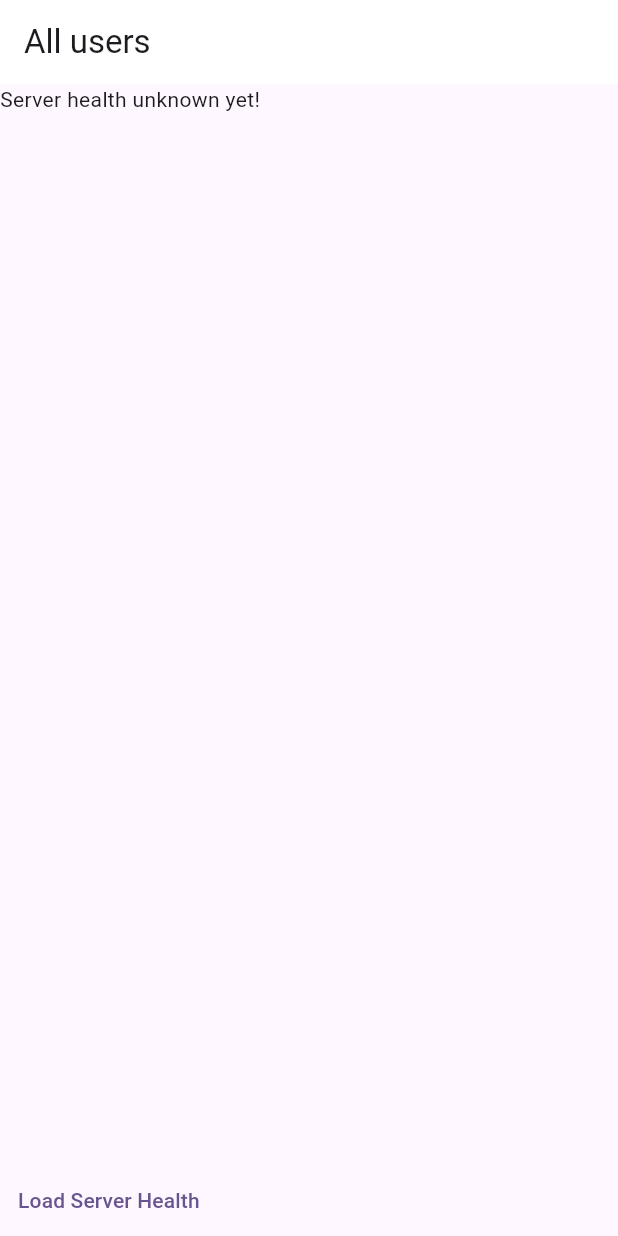
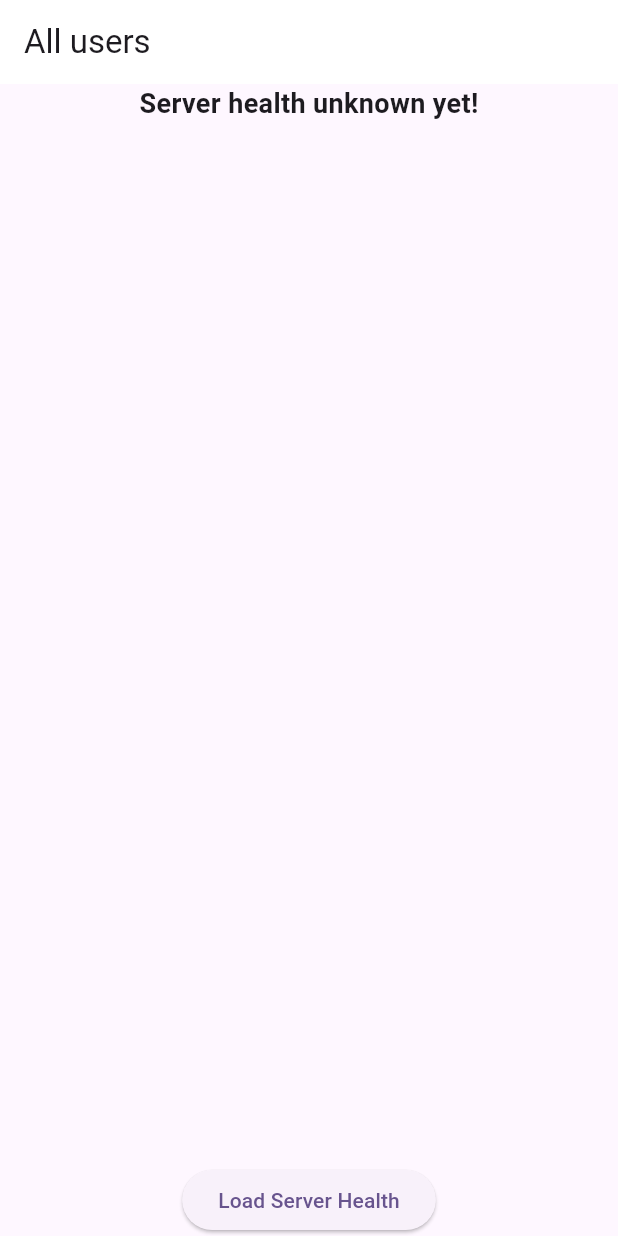
Before and after one commit to rodgersBRY/wsu-flutter-repo, a Flutter app: the screen it shows after launch, on a phone screen of 412 x 824 dp. Run offline on Flutter 3.47's test engine with Material 3 defaults, Android fonts, the phone set to English and light mode, and no system bars.

Commit message:
display server health from api

```diff
--- a/lib/main.dart
+++ b/lib/main.dart
@@ -12,6 +12,7 @@ class MyApp extends StatelessWidget {
   @override
   Widget build(BuildContext context) {
     return MaterialApp(
+      debugShowCheckedModeBanner: false,
       title: 'Flutter Demo',
       theme: ThemeData(
         colorScheme: ColorScheme.fromSeed(seedColor: Colors.deepPurple),
--- a/lib/pages/home.dart
+++ b/lib/pages/home.dart
@@ -12,21 +12,35 @@ class HomePage extends StatefulWidget {
 
 class _HomePageState extends State<HomePage> {
   String message = "Server health unknown yet!";
+  bool loading = false;
 
   // method to fetch api health using http package
   Future loadServerHealth() async {
     try {
+      setState(() {
+        loading = true;
+      });
+
       final response =
           await http.get(Uri.parse("http://10.0.2.2:3000/api/health"));
 
       var jsonData = json.decode(response.body);
 
       setState(() {
-        message = jsonData.message;
+        message = jsonData['message'];
       });
     } catch (err) {
-      throw Exception(err);
+      setState(() {
+        message = "Unable to connect to server";
+      });
+    } finally {
+      setState(() {
+        loading = false;
+      });
     }
+
+    // Print debug statement
+    print("Loading status: $loading");
   }
 
   @override
@@ -39,11 +53,25 @@ class _HomePageState extends State<HomePage> {
       body: Column(
         crossAxisAlignment: CrossAxisAlignment.start,
         children: [
-          Text(message),
+          Center(
+            child: loading
+                ? const CircularProgressIndicator(
+                    color: Colors.grey,
+                  )
+                : Text(
+                    message,
+                    style: const TextStyle(
+                      fontSize: 18,
+                      fontWeight: FontWeight.bold,
+                    ),
+                  ),
+          ),
           Expanded(child: Container()),
-          TextButton(
-            onPressed: loadServerHealth,
-            child: const Text("Load Server Health"),
+          Center(
+            child: ElevatedButton(
+              onPressed: loadServerHealth,
+              child: const Text("Load Server Health"),
+            ),
           )
         ],
       ),
```
